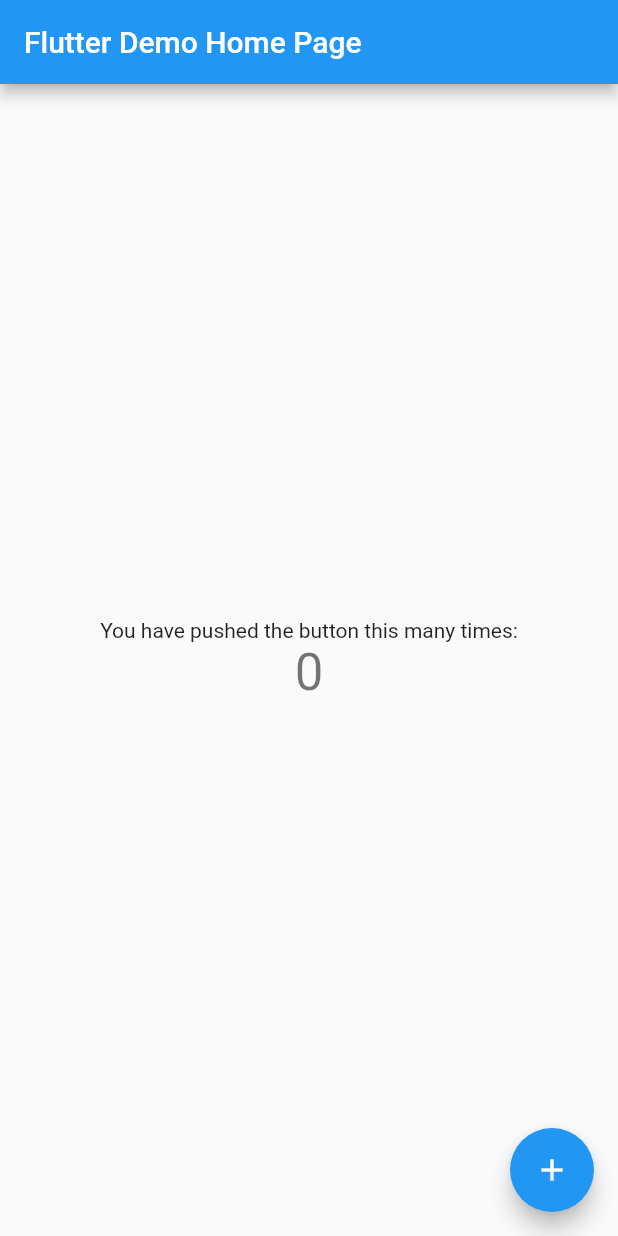
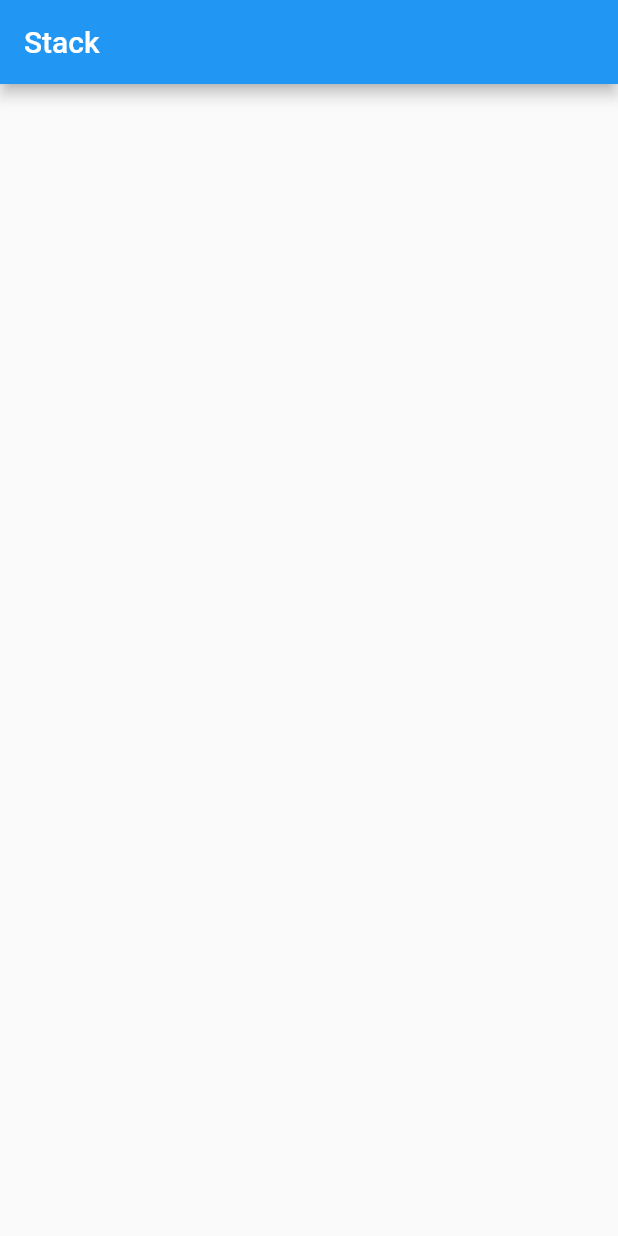
Before and after one commit to blessed-sibanda/beginning-flutter-ch9_stack, a Flutter app: the screen it shows after launch, on a phone screen of 412 x 824 dp. Run offline on Flutter 3.47's test engine with Material 2 defaults, Android fonts, the light colour scheme and no system bars.

Commit message:
set up project

```diff
--- a/lib/main.dart
+++ b/lib/main.dart
@@ -1,4 +1,5 @@
 import 'package:flutter/material.dart';
+import 'pages/home.dart';
 
 void main() {
   runApp(const MyApp());
@@ -13,103 +14,9 @@
     return MaterialApp(
       title: 'Flutter Demo',
       theme: ThemeData(
-        // This is the theme of your application.
-        //
-        // Try running your application with "flutter run". You'll see the
-        // application has a blue toolbar. Then, without quitting the app, try
-        // changing the primarySwatch below to Colors.green and then invoke
-        // "hot reload" (press "r" in the console where you ran "flutter run",
-        // or simply save your changes to "hot reload" in a Flutter IDE).
-        // Notice that the counter didn't reset back to zero; the application
-        // is not restarted.
         primarySwatch: Colors.blue,
       ),
-      home: const MyHomePage(title: 'Flutter Demo Home Page'),
+      home: const MyHomePage(title: 'Stack'),
     );
   }
 }
-
-class MyHomePage extends StatefulWidget {
-  const MyHomePage({Key? key, required this.title}) : super(key: key);
-
-  // This widget is the home page of your application. It is stateful, meaning
-  // that it has a State object (defined below) that contains fields that affect
-  // how it looks.
-
-  // This class is the configuration for the state. It holds the values (in this
-  // case the title) provided by the parent (in this case the App widget) and
-  // used by the build method of the State. Fields in a Widget subclass are
-  // always marked "final".
-
-  final String title;
-
-  @override
-  State<MyHomePage> createState() => _MyHomePageState();
-}
-
-class _MyHomePageState extends State<MyHomePage> {
-  int _counter = 0;
-
-  void _incrementCounter() {
-    setState(() {
-      // This call to setState tells the Flutter framework that something has
-      // changed in this State, which causes it to rerun the build method below
-      // so that the display can reflect the updated values. If we changed
-      // _counter without calling setState(), then the build method would not be
-      // called again, and so nothing would appear to happen.
-      _counter++;
-    });
-  }
-
-  @override
-  Widget build(BuildContext context) {
-    // This method is rerun every time setState is called, for instance as done
-    // by the _incrementCounter method above.
-    //
-    // The Flutter framework has been optimized to make rerunning build methods
-    // fast, so that you can just rebuild anything that needs updating rather
-    // than having to individually change instances of widgets.
-    return Scaffold(
-      appBar: AppBar(
-        // Here we take the value from the MyHomePage object that was created by
-        // the App.build method, and use it to set our appbar title.
-        title: Text(widget.title),
-      ),
-      body: Center(
-        // Center is a layout widget. It takes a single child and positions it
-        // in the middle of the parent.
-        child: Column(
-          // Column is also a layout widget. It takes a list of children and
-          // arranges them vertically. By default, it sizes itself to fit its
-          // children horizontally, and tries to be as tall as its parent.
-          //
-          // Invoke "debug painting" (press "p" in the console, choose the
-          // "Toggle Debug Paint" action from the Flutter Inspector in Android
-          // Studio, or the "Toggle Debug Paint" command in Visual Studio Code)
-          // to see the wireframe for each widget.
-          //
-          // Column has various properties to control how it sizes itself and
-          // how it positions its children. Here we use mainAxisAlignment to
-          // center the children vertically; the main axis here is the vertical
-          // axis because Columns are vertical (the cross axis would be
-          // horizontal).
-          mainAxisAlignment: MainAxisAlignment.center,
-          children: <Widget>[
-            const Text(
-              'You have pushed the button this many times:',
-            ),
-            Text(
-              '$_counter',
-              style: Theme.of(context).textTheme.headline4,
-            ),
-          ],
-        ),
-      ),
-      floatingActionButton: FloatingActionButton(
-        onPressed: _incrementCounter,
-        tooltip: 'Increment',
-        child: const Icon(Icons.add),
-      ), // This trailing comma makes auto-formatting nicer for build methods.
-    );
-  }
-}
--- /dev/null
+++ b/lib/pages/home.dart
@@ -0,0 +1,22 @@
+import 'package:flutter/material.dart';
+
+class MyHomePage extends StatefulWidget {
+  const MyHomePage({Key? key, required this.title}) : super(key: key);
+
+  final String title;
+
+  @override
+  State<MyHomePage> createState() => _MyHomePageState();
+}
+
+class _MyHomePageState extends State<MyHomePage> {
+  @override
+  Widget build(BuildContext context) {
+    return Scaffold(
+      appBar: AppBar(
+        title: Text(widget.title),
+      ),
+      body: SafeArea(child: Container()),
+    );
+  }
+}
--- a/pubspec.yaml
+++ b/pubspec.yaml
@@ -58,8 +58,8 @@
   uses-material-design: true
 
   # To add assets to your application, add an assets section, like this:
-  # assets:
-  #   - images/a_dot_burr.jpeg
+  assets:
+    - assets/images/
   #   - images/a_dot_ham.jpeg
 
   # An image asset can refer to one or more resolution-specific "variants", see
```
Also changed, not shown: assets/images/dawn.jpg (added), assets/images/eagle.jpg (added), assets/images/lion.jpg (added), assets/images/tree.jpg (added).
